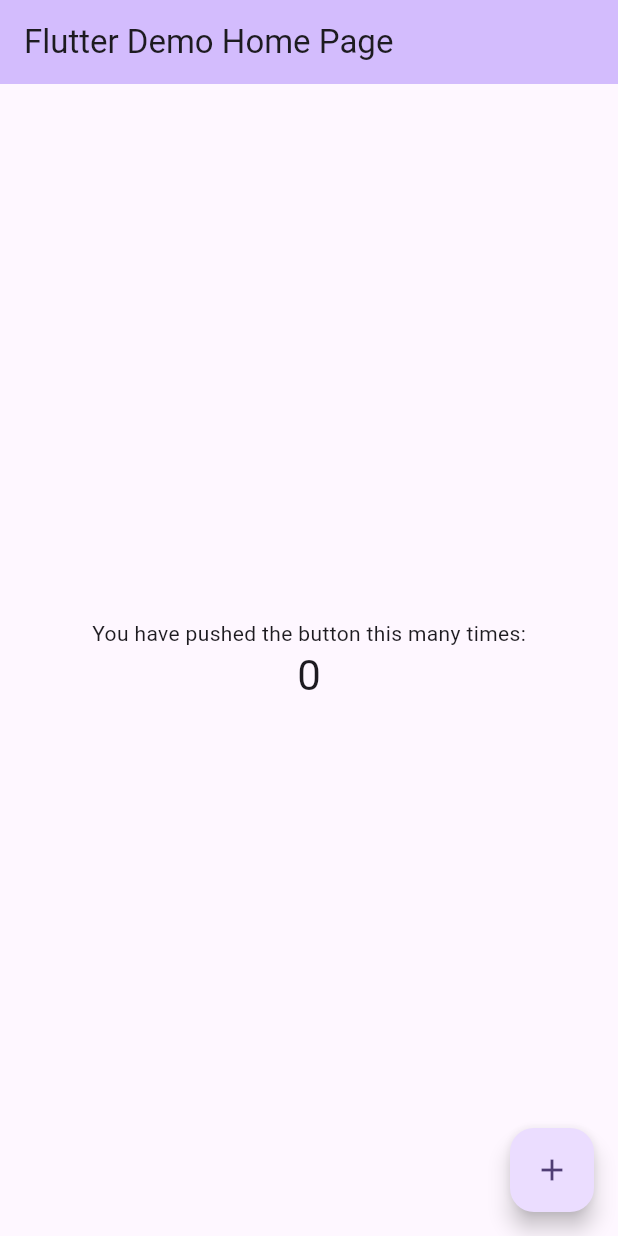
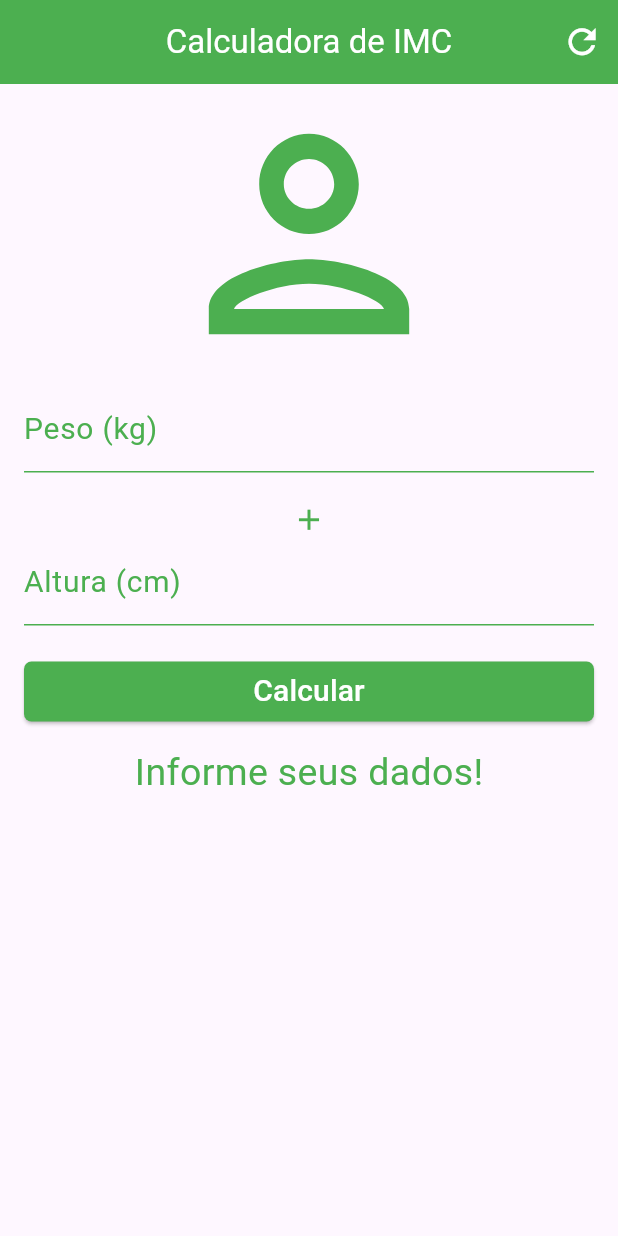
Before and after one commit to LFPires1993/Flutter-IMC_Calculator, a Flutter app: the screen it shows after launch, on a phone screen of 412 x 824 dp. Run offline on Flutter 3.47's test engine with Material 3 defaults, Android fonts, the phone set to English and light mode, and no system bars.

Commit message:
Create main screen

```diff
--- a/lib/main.dart
+++ b/lib/main.dart
@@ -1,125 +1,124 @@
 import 'package:flutter/material.dart';
 
-void main() {
-  runApp(const MyApp());
+main() => {
+      runApp(const MaterialApp(
+        debugShowCheckedModeBanner: false,
+        home: AppHome(),
+      ))
+    };
+
+class AppHome extends StatefulWidget {
+  const AppHome({super.key});
+
+  @override
+  State<AppHome> createState() => _AppHomeState();
 }
 
-class MyApp extends StatelessWidget {
-  const MyApp({super.key});
+class _AppHomeState extends State<AppHome> {
+  String? _weightError;
+  String? _heightError;
+  String _result = 'Informe seus dados!';
 
-  // This widget is the root of your application.
-  @override
-  Widget build(BuildContext context) {
-    return MaterialApp(
-      title: 'Flutter Demo',
-      theme: ThemeData(
-        // This is the theme of your application.
-        //
-        // TRY THIS: Try running your application with "flutter run". You'll see
-        // the application has a purple toolbar. Then, without quitting the app,
-        // try changing the seedColor in the colorScheme below to Colors.green
-        // and then invoke "hot reload" (save your changes or press the "hot
-        // reload" button in a Flutter-supported IDE, or press "r" if you used
-        // the command line to start the app).
-        //
-        // Notice that the counter didn't reset back to zero; the application
-        // state is not lost during the reload. To reset the state, use hot
-        // restart instead.
-        //
-        // This works for code too, not just values: Most code changes can be
-        // tested with just a hot reload.
-        colorScheme: ColorScheme.fromSeed(seedColor: Colors.deepPurple),
-        useMaterial3: true,
-      ),
-      home: const MyHomePage(title: 'Flutter Demo Home Page'),
-    );
-  }
-}
-
-class MyHomePage extends StatefulWidget {
-  const MyHomePage({super.key, required this.title});
-
-  // This widget is the home page of your application. It is stateful, meaning
-  // that it has a State object (defined below) that contains fields that affect
-  // how it looks.
-
-  // This class is the configuration for the state. It holds the values (in this
-  // case the title) provided by the parent (in this case the App widget) and
-  // used by the build method of the State. Fields in a Widget subclass are
-  // always marked "final".
-
-  final String title;
-
-  @override
-  State<MyHomePage> createState() => _MyHomePageState();
-}
-
-class _MyHomePageState extends State<MyHomePage> {
-  int _counter = 0;
-
-  void _incrementCounter() {
-    setState(() {
-      // This call to setState tells the Flutter framework that something has
-      // changed in this State, which causes it to rerun the build method below
-      // so that the display can reflect the updated values. If we changed
-      // _counter without calling setState(), then the build method would not be
-      // called again, and so nothing would appear to happen.
-      _counter++;
-    });
-  }
+  final TextEditingController _weightController = TextEditingController();
+  final TextEditingController _heightController = TextEditingController();
 
   @override
   Widget build(BuildContext context) {
-    // This method is rerun every time setState is called, for instance as done
-    // by the _incrementCounter method above.
-    //
-    // The Flutter framework has been optimized to make rerunning build methods
-    // fast, so that you can just rebuild anything that needs updating rather
-    // than having to individually change instances of widgets.
     return Scaffold(
       appBar: AppBar(
-        // TRY THIS: Try changing the color here to a specific color (to
-        // Colors.amber, perhaps?) and trigger a hot reload to see the AppBar
-        // change color while the other colors stay the same.
-        backgroundColor: Theme.of(context).colorScheme.inversePrimary,
-        // Here we take the value from the MyHomePage object that was created by
-        // the App.build method, and use it to set our appbar title.
-        title: Text(widget.title),
+        actions: [
+          IconButton(
+            onPressed: clearFields,
+            icon: const Icon(
+              Icons.refresh_sharp,
+              size: 27,
+            ),
+            color: Colors.white,
+          )
+        ],
+        title: const Text(
+          'Calculadora de IMC',
+          style: TextStyle(
+            color: Colors.white,
+          ),
+        ),
+        centerTitle: true,
+        backgroundColor: Colors.green,
       ),
-      body: Center(
-        // Center is a layout widget. It takes a single child and positions it
-        // in the middle of the parent.
-        child: Column(
-          // Column is also a layout widget. It takes a list of children and
-          // arranges them vertically. By default, it sizes itself to fit its
-          // children horizontally, and tries to be as tall as its parent.
-          //
-          // Column has various properties to control how it sizes itself and
-          // how it positions its children. Here we use mainAxisAlignment to
-          // center the children vertically; the main axis here is the vertical
-          // axis because Columns are vertical (the cross axis would be
-          // horizontal).
-          //
-          // TRY THIS: Invoke "debug painting" (choose the "Toggle Debug Paint"
-          // action in the IDE, or press "p" in the console), to see the
-          // wireframe for each widget.
-          mainAxisAlignment: MainAxisAlignment.center,
-          children: <Widget>[
-            const Text(
-              'You have pushed the button this many times:',
-            ),
-            Text(
-              '$_counter',
-              style: Theme.of(context).textTheme.headlineMedium,
-            ),
-          ],
+      body: Padding(
+        padding: const EdgeInsets.symmetric(vertical: 0, horizontal: 16),
+        child: Center(
+          child: Column(
+            children: [
+              const Icon(Icons.person_outlined, size: 200, color: Colors.green),
+              TextField(
+                textAlign: TextAlign.center,
+                keyboardType: TextInputType.number,
+                controller: _weightController,
+                decoration: InputDecoration(
+                  errorText: _weightError,
+                  labelText: 'Peso (kg)',
+                  labelStyle:
+                      const TextStyle(fontSize: 20, color: Colors.green),
+                  enabledBorder: const UnderlineInputBorder(
+                      borderSide: BorderSide(color: Colors.green)),
+                  focusedBorder: const UnderlineInputBorder(
+                      borderSide: BorderSide(color: Colors.green)),
+                ),
+              ),
+              const SizedBox(height: 20),
+              const Icon(Icons.add, size: 23, color: Colors.green),
+              TextField(
+                textAlign: TextAlign.center,
+                keyboardType: TextInputType.number,
+                controller: _heightController,
+                decoration: InputDecoration(
+                  errorText: _heightError,
+                  labelText: 'Altura (cm)',
+                  labelStyle:
+                      const TextStyle(fontSize: 20, color: Colors.green),
+                  enabledBorder: const UnderlineInputBorder(
+                      borderSide: BorderSide(color: Colors.green)),
+                  focusedBorder: const UnderlineInputBorder(
+                      borderSide: BorderSide(color: Colors.green)),
+                ),
+              ),
+              const SizedBox(height: 20),
+              SizedBox(
+                width: double.infinity,
+                child: ElevatedButton(
+                  onPressed: () {},
+                  style: ElevatedButton.styleFrom(
+                    backgroundColor: Colors.green,
+                    shape: RoundedRectangleBorder(
+                      borderRadius: BorderRadius.circular(5),
+                    ),
+                  ),
+                  child: const Text(
+                    'Calcular',
+                    style: TextStyle(
+                      color: Colors.white,
+                      fontSize: 20,
+                    ),
+                  ),
+                ),
+              ),
+              const SizedBox(height: 12),
+              Text(_result, style: const TextStyle(
+                color: Colors.green,
+                fontSize: 25,
+              ),),
+            ],
+          ),
         ),
       ),
-      floatingActionButton: FloatingActionButton(
-        onPressed: _incrementCounter,
-        tooltip: 'Increment',
-        child: const Icon(Icons.add),
-      ), // This trailing comma makes auto-formatting nicer for build methods.
     );
   }
+
+  clearFields() {
+    setState(() {
+      _heightController.text = '';
+      _weightController.text = '';
+    });
+  }
 }
```
Also changed, not shown: 1 other file.
